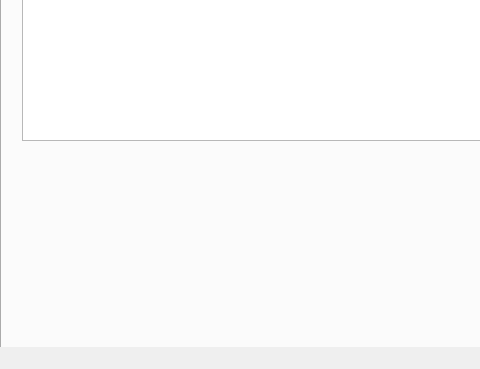
Before: the Qt Designer form imapgui.ui in vohulg/newimapgui, drawn with Qt 5; both pictures show x 0 to 480 and y 114 to 483 of the 741 by 483 pixel window.
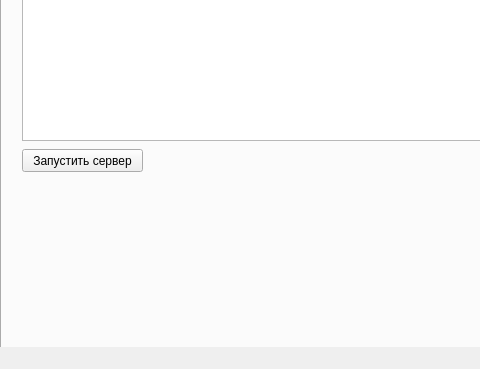
After: the same form once the commit is applied.

Diff of the .ui file:
```diff
--- a/imapgui.ui
+++ b/imapgui.ui
@@ -66,6 +66,19 @@
        <string>Изменить</string>
       </property>
      </widget>
+     <widget class="QPushButton" name="pushButton">
+      <property name="geometry">
+       <rect>
+        <x>20</x>
+        <y>220</y>
+        <width>121</width>
+        <height>23</height>
+       </rect>
+      </property>
+      <property name="text">
+       <string>Запустить сервер</string>
+      </property>
+     </widget>
     </widget>
     <widget class="QWidget" name="tab_2">
      <attribute name="title">
```
